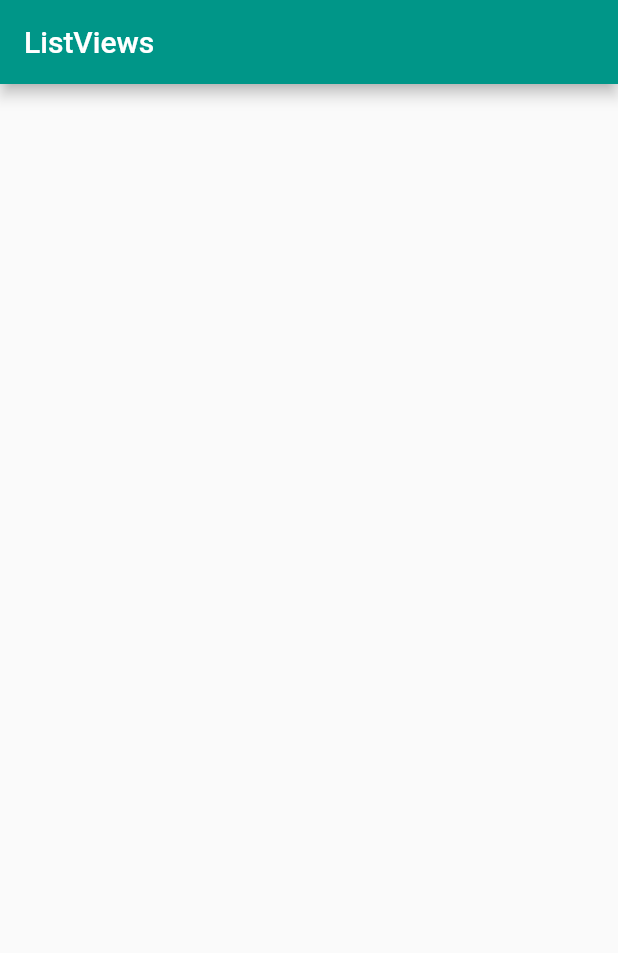
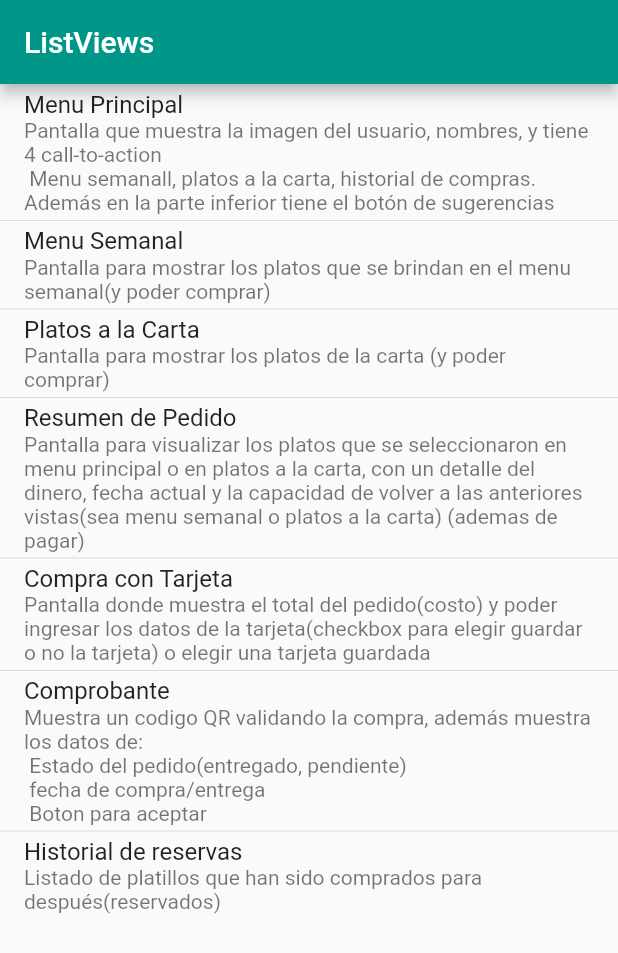
Before and after one commit to FoodYeahInc/FlutterApp, a Flutter app: the screen it shows after launch, on a phone screen of 412 x 824 dp. Shown: the top 953 px of the screen. Run offline on Flutter 3.47's test engine with Material 2 defaults, Android fonts, the phone set to English and light mode, and no system bars.

Commit message:
Added subtitles

```diff
--- a/lib/main.dart
+++ b/lib/main.dart
@@ -27,5 +27,60 @@ class BodyLayout extends StatelessWidget {
 }
 
 Widget _myListView(BuildContext context) {
-  return ListView();
+  return ListView(
+    children: ListTile.divideTiles(
+      context: context,
+      tiles: [
+        ListTile(
+          title: Text('Menu Principal'),
+          subtitle: Text('Pantalla que muestra la imagen del usuario, nombres, y tiene 4 call-to-action \n Menu semanall, platos a la carta, historial de compras. Además en la parte inferior tiene el botón de sugerencias'),
+          onTap: () {
+            print("sun");
+          },
+        ),
+        ListTile(
+          title: Text('Menu Semanal'),
+          subtitle: Text("Pantalla para mostrar los platos que se brindan en el menu semanal(y poder comprar)"),
+          onTap: () {
+            print("moon");
+          },
+        ),
+        ListTile(
+          title: Text('Platos a la Carta'),
+          subtitle: Text("Pantalla para mostrar los platos de la carta (y poder comprar)"),
+          onTap: () {
+            print("star");
+          },
+        ),
+        ListTile(
+          title: Text('Resumen de Pedido'),
+          subtitle: Text("Pantalla para visualizar los platos que se seleccionaron en menu principal o en platos a la carta, con un detalle del dinero, fecha actual y la capacidad de volver a las anteriores vistas(sea menu semanal o platos a la carta) (ademas de pagar)"),
+          onTap: () {
+            print("star");
+          },
+        ),
+        ListTile(
+          title: Text('Compra con Tarjeta'),
+          subtitle: Text("Pantalla donde muestra el total del pedido(costo) y poder ingresar los datos de la tarjeta(checkbox para elegir guardar o no la tarjeta) o elegir una tarjeta guardada"),
+          onTap: () {
+            print("star");
+          },
+        ),
+        ListTile(
+          title: Text('Comprobante'),
+          subtitle: Text("Muestra un codigo QR validando la compra, además muestra los datos de: \n Estado del pedido(entregado, pendiente) \n fecha de compra/entrega \n Boton para aceptar"),
+          onTap: () {
+            print("star");
+          },
+        ),
+        ListTile(
+          title: Text('Historial de reservas'),
+          subtitle: Text("Listado de platillos que han sido comprados para después(reservados)"),
+          onTap: () {
+            print("star");
+          },
+        ),
+      ]
+    ).toList(),
+  );
 }
```
